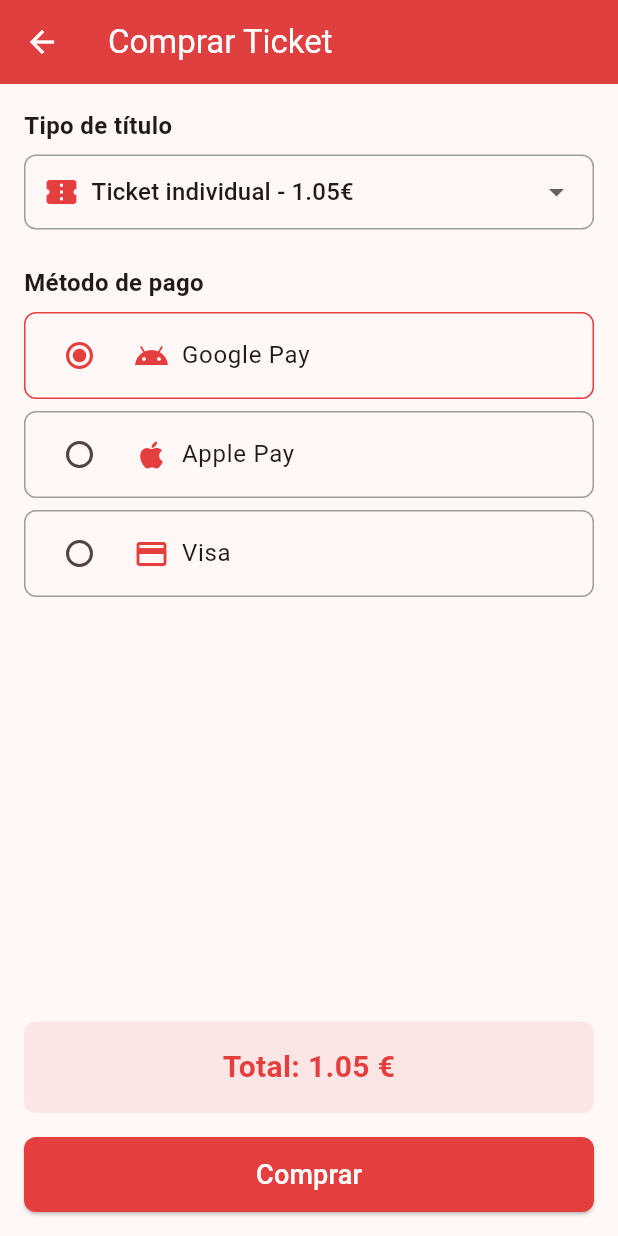
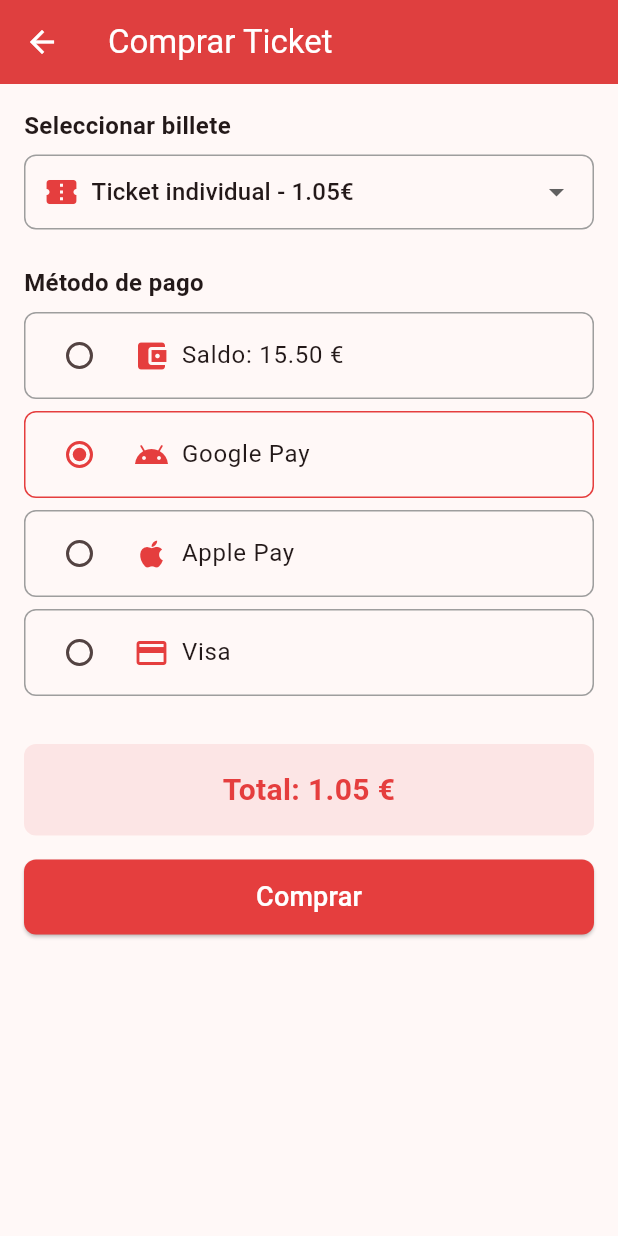
Before and after one commit to FSP-1/AlmeriaRuta, a Flutter app: the BuyTicketView screen opened directly, on a phone screen of 412 x 824 dp. Run offline on Flutter 3.47's test engine with Material 3 defaults, Android fonts, the phone set to English and light mode, and no system bars; our stand-ins replace flutter_map, geolocator, latlong2; missing offline and left inert: location_picker_flutter_map; network calls fail.

Commit message:
comprar tickect parte2

```diff
--- a/V2/almeriarutav02/lib/features/tickets/viewmodels/ticket_viewmodel.dart
+++ b/V2/almeriarutav02/lib/features/tickets/viewmodels/ticket_viewmodel.dart
@@ -8,6 +8,7 @@ class TicketViewModel extends ChangeNotifier {
   String _paymentMethod = 'Google Pay';
   bool _isLoading = false;
   String? _errorMessage;
+  double _balance = 15.50; // Saldo simulado
 
   final List<TicketModel> _tickets = [];
 
@@ -18,6 +19,7 @@ class TicketViewModel extends ChangeNotifier {
   List<TicketModel> get tickets => _tickets;
   bool get isLoading => _isLoading;
   String? get errorMessage => _errorMessage;
+  double get balance => _balance;
 
   double get totalPrice {
     switch (_selectedType) {
@@ -31,6 +33,8 @@ class TicketViewModel extends ChangeNotifier {
         return 0;
     }
   }
+
+  bool get hasInsufficientBalance => _balance < totalPrice;
 
   // Setters
   void setType(String type) {
@@ -65,12 +69,22 @@ class TicketViewModel extends ChangeNotifier {
     notifyListeners();
 
     try {
+      // Verificar saldo si se paga con saldo
+      if (_paymentMethod == 'Saldo' && hasInsufficientBalance) {
+        throw Exception('Saldo insuficiente para realizar la compra');
+      }
+
       // Simular delay de pago
       await Future.delayed(const Duration(seconds: 2));
 
       // Simular fallo ocasional (10% probabilidad)
       if (Random().nextInt(10) == 0) {
         throw Exception('Error en el procesamiento del pago');
+      }
+
+      // Descontar del saldo si se paga con saldo
+      if (_paymentMethod == 'Saldo') {
+        _balance -= totalPrice;
       }
 
       final ticket = TicketModel(
--- a/V2/almeriarutav02/lib/features/tickets/views/buy_ticket_view.dart
+++ b/V2/almeriarutav02/lib/features/tickets/views/buy_ticket_view.dart
@@ -18,14 +18,14 @@ class BuyTicketView extends StatelessWidget {
         ),
         body: Consumer<TicketViewModel>(
           builder: (context, vm, child) {
-            return Padding(
+            return SingleChildScrollView(
               padding: const EdgeInsets.all(16),
               child: Column(
                 crossAxisAlignment: CrossAxisAlignment.start,
                 children: [
-                  // Tipo de título
+                  // Seleccionar billete
                   const Text(
-                    'Tipo de título',
+                    'Seleccionar billete',
                     style: TextStyle(fontSize: 16, fontWeight: FontWeight.bold),
                   ),
                   const SizedBox(height: 8),
@@ -58,16 +58,6 @@ class BuyTicketView extends StatelessWidget {
                               Icon(Icons.group, color: AppTheme.primaryRed),
                               SizedBox(width: 8),
                               Text('Ticket múltiple - 1.05€'),
-                            ],
-                          ),
-                        ),
-                        DropdownMenuItem(
-                          value: 'Tarjeta',
-                          child: Row(
-                            children: [
-                              Icon(Icons.credit_card, color: AppTheme.primaryRed),
-                              SizedBox(width: 8),
-                              Text('Tarjeta virtual - 10.00€'),
                             ],
                           ),
                         ),
@@ -128,6 +118,14 @@ class BuyTicketView extends StatelessWidget {
                   Column(
                     children: [
                       _PaymentOption(
+                        value: 'Saldo',
+                        groupValue: vm.paymentMethod,
+                        onChanged: vm.setPaymentMethod,
+                        icon: Icons.account_balance_wallet,
+                        title: 'Saldo: ${vm.balance.toStringAsFixed(2)} €',
+                        subtitle: vm.hasInsufficientBalance ? 'Saldo insuficiente' : null,
+                      ),
+                      _PaymentOption(
                         value: 'Google Pay',
                         groupValue: vm.paymentMethod,
                         onChanged: vm.setPaymentMethod,
@@ -151,6 +149,32 @@ class BuyTicketView extends StatelessWidget {
                     ],
                   ),
                   const SizedBox(height: 24),
+
+                  // Error de saldo insuficiente
+                  if (vm.paymentMethod == 'Saldo' && vm.hasInsufficientBalance) ...[
+                    Container(
+                      width: double.infinity,
+                      padding: const EdgeInsets.all(12),
+                      decoration: BoxDecoration(
+                        color: Colors.orange.shade50,
+                        border: Border.all(color: Colors.orange),
+                        borderRadius: BorderRadius.circular(8),
+                      ),
+                      child: Row(
+                        children: [
+                          const Icon(Icons.warning, color: Colors.orange),
+                          const SizedBox(width: 8),
+                          Expanded(
+                            child: Text(
+                              'Saldo insuficiente. Recarga tu tarjeta o selecciona otro método de pago.',
+                              style: TextStyle(color: Colors.orange[700]),
+                            ),
+                          ),
+                        ],
+                      ),
+                    ),
+                    const SizedBox(height: 16),
+                  ],
 
                   // Error message
                   if (vm.errorMessage != null) ...[
@@ -181,8 +205,6 @@ class BuyTicketView extends StatelessWidget {
                     ),
                     const SizedBox(height: 16),
                   ],
-
-                  const Spacer(),
 
                   // Precio total
                   Container(
@@ -262,6 +284,7 @@ class _PaymentOption extends StatelessWidget {
   final Function(String) onChanged;
   final IconData icon;
   final String title;
+  final String? subtitle;
 
   const _PaymentOption({
     required this.value,
@@ -269,6 +292,7 @@ class _PaymentOption extends StatelessWidget {
     required this.onChanged,
     required this.icon,
     required this.title,
+    this.subtitle,
   });
 
   @override
@@ -290,7 +314,22 @@ class _PaymentOption extends StatelessWidget {
           children: [
             Icon(icon, color: AppTheme.primaryRed),
             const SizedBox(width: 8),
-            Text(title),
+            Expanded(
+              child: Column(
+                crossAxisAlignment: CrossAxisAlignment.start,
+                children: [
+                  Text(title),
+                  if (subtitle != null)
+                    Text(
+                      subtitle!,
+                      style: const TextStyle(
+                        fontSize: 12,
+                        color: Colors.orange,
+                      ),
+                    ),
+                ],
+              ),
+            ),
           ],
         ),
       ),
```
